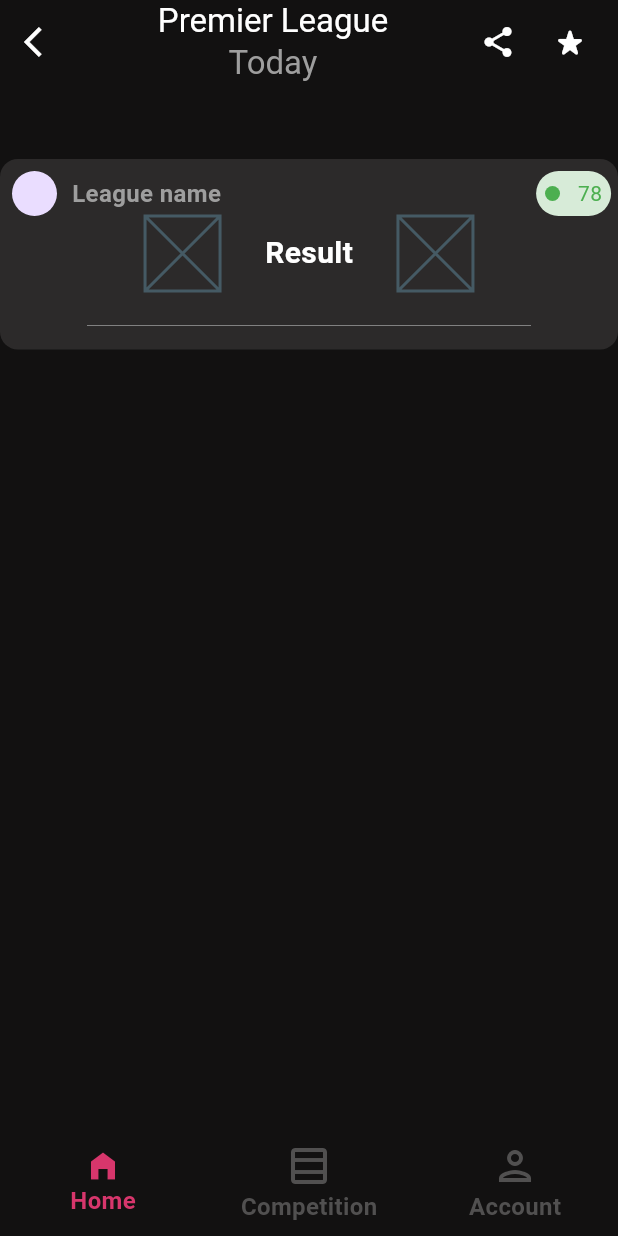
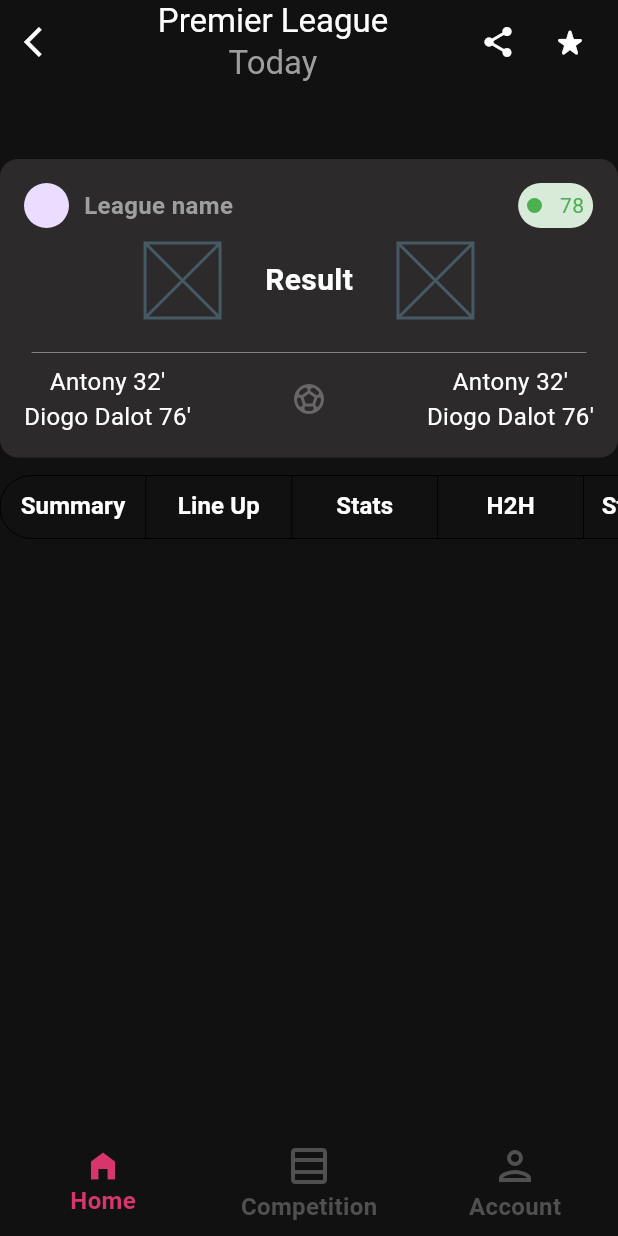
Before and after one commit to kubaolszewski/score_live, a Flutter app: the MatchDetails screen opened by its route, on a phone screen of 412 x 824 dp. Run offline on Flutter 3.47's test engine with Material 2 defaults, Android fonts, the phone set to English and light mode, and no system bars; our stand-ins replace firebase_auth, firebase_core, flutter_bloc, flutter_modular; accounts and stored records are empty.

Commit message:
Create list of buttons to switch between details options

```diff
--- a/lib/app/features/account/account.dart
+++ b/lib/app/features/account/account.dart
@@ -1,5 +1,5 @@
 import 'package:flutter/material.dart';
-import 'package:score_live/app/custom_widgets/custom_app_bars.dart';
+import 'package:score_live/app/custom_widgets/custom_app_bar.dart';
 
 class AccountPage extends StatelessWidget {
   const AccountPage({
--- a/lib/app/features/competiton/competition.dart
+++ b/lib/app/features/competiton/competition.dart
@@ -1,5 +1,5 @@
 import 'package:flutter/material.dart';
-import 'package:score_live/app/custom_widgets/custom_app_bars.dart';
+import 'package:score_live/app/custom_widgets/custom_app_bar.dart';
 
 class CompetitionPage extends StatelessWidget {
   const CompetitionPage({
--- a/lib/app/features/home/home.dart
+++ b/lib/app/features/home/home.dart
@@ -1,5 +1,5 @@
 import 'package:flutter/material.dart';
-import 'package:score_live/app/custom_widgets/custom_app_bars.dart';
+import 'package:score_live/app/custom_widgets/custom_app_bar.dart';
 import 'package:score_live/app/custom_widgets/live_match_tile.dart';
 import 'package:score_live/app/custom_widgets/wide_match_tile.dart';
 
--- a/lib/app/features/home/match_details.dart
+++ b/lib/app/features/home/match_details.dart
@@ -1,10 +1,19 @@
 import 'package:flutter/material.dart';
-import 'package:score_live/app/custom_widgets/custom_app_bars.dart';
+import 'package:score_live/app/custom_widgets/custom_app_bar.dart';
 
-class MatchDetails extends StatelessWidget {
+class MatchDetails extends StatefulWidget {
   const MatchDetails({super.key});
 
+  @override
+  State<MatchDetails> createState() => _MatchDetailsState();
+}
+
+enum Options { summary, lineUp, stats, h2H, standings }
+
+class _MatchDetailsState extends State<MatchDetails> {
   final _detailsTitle = const DetailsTitle();
+  Options options = Options.summary;
+  Set<Options> allOptions = <Options>{Options.summary};
 
   @override
   Widget build(BuildContext context) {
@@ -16,23 +25,12 @@ class MatchDetails extends StatelessWidget {
             onPressed: () {
               Navigator.of(context).pop();
             },
-            icon: const Icon(
-              Icons.arrow_back_ios,
-              color: Colors.white,
-            )),
+            icon: const Icon(Icons.arrow_back_ios, color: Colors.white)),
         actions: [
-          IconButton(
-              onPressed: () {},
-              icon: const Icon(
-                Icons.share,
-                color: Colors.white,
-              )),
+          IconButton(onPressed: () {}, icon: const Icon(Icons.share, color: Colors.white)),
           IconButton(
             onPressed: () {},
-            icon: const Icon(
-              Icons.star_rate_rounded,
-              color: Colors.white,
-            ),
+            icon: const Icon(Icons.star_rate_rounded, color: Colors.white),
           ),
         ],
       ),
@@ -46,7 +44,7 @@ class MatchDetails extends StatelessWidget {
                 borderRadius: BorderRadius.circular(12),
               ),
               child: Padding(
-                padding: const EdgeInsets.all(8.0),
+                padding: const EdgeInsets.all(16.0),
                 child: Column(
                   mainAxisAlignment: MainAxisAlignment.spaceAround,
                   children: [
@@ -60,15 +58,11 @@ class MatchDetails extends StatelessWidget {
                             SizedBox(width: 10),
                             Text(
                               'League name',
-                              style: TextStyle(
-                                color: Colors.grey,
-                                fontSize: 16,
-                                fontWeight: FontWeight.bold,
-                              ),
+                              style: TextStyle(color: Colors.grey, fontSize: 16, fontWeight: FontWeight.bold),
                             )
                           ],
                         ),
-                        const SizedBox(width: 210),
+                        const SizedBox(width: 190),
                         Container(
                           height: 30,
                           width: 50,
@@ -92,6 +86,7 @@ class MatchDetails extends StatelessWidget {
                         ),
                       ],
                     ),
+                    const SizedBox(height: 10),
                     const Row(
                       mainAxisAlignment: MainAxisAlignment.center,
                       children: [
@@ -109,18 +104,110 @@ class MatchDetails extends StatelessWidget {
                           ),
                         ),
                         SizedBox(width: 30),
-                        Placeholder(
-                          fallbackHeight: 50,
-                          fallbackWidth: 50,
-                        ),
+                        Placeholder(fallbackHeight: 50, fallbackWidth: 50),
                       ],
                     ),
                     const SizedBox(height: 15),
-                    const Divider(
-                      color: Colors.grey,
-                      thickness: 0.5,
-                      indent: 50.0,
-                      endIndent: 50.0,
+                    const Divider(color: Colors.grey, thickness: 0.5, indent: 5.0, endIndent: 5.0),
+                    const Row(
+                      mainAxisAlignment: MainAxisAlignment.spaceBetween,
+                      children: [
+                        Column(
+                          children: [
+                            Text(
+                              "Antony 32'",
+                              style: TextStyle(color: Colors.white, fontSize: 16),
+                            ),
+                            Text(
+                              "Diogo Dalot 76'",
+                              style: TextStyle(color: Colors.white, fontSize: 16),
+                            )
+                          ],
+                        ),
+                        Column(
+                          children: [
+                            Icon(
+                              Icons.sports_soccer,
+                              color: Color.fromARGB(255, 104, 102, 102),
+                            )
+                          ],
+                        ),
+                        Column(
+                          children: [
+                            Text(
+                              "Antony 32'",
+                              style: TextStyle(color: Colors.white, fontSize: 16),
+                            ),
+                            Text(
+                              "Diogo Dalot 76'",
+                              style: TextStyle(color: Colors.white, fontSize: 16),
+                            )
+                          ],
+                        )
+                      ],
+                    ),
+                  ],
+                ),
+              ),
+            ),
+            Padding(
+              padding: const EdgeInsets.symmetric(vertical: 8.0),
+              child: SizedBox(
+                height: 50,
+                child: ListView(
+                  scrollDirection: Axis.horizontal,
+                  children: [
+                    SegmentedButton(
+                      showSelectedIcon: false,
+                      style: ButtonStyle(
+                        side: MaterialStateProperty.all<BorderSide>(
+                          const BorderSide(width: 0.0),
+                        ),
+                        backgroundColor: MaterialStateProperty.all<Color>(Colors.transparent),
+                      ),
+                      segments: const <ButtonSegment<Options>>[
+                        ButtonSegment(
+                          value: Options.summary,
+                          label: Text(
+                            'Summary',
+                            style: TextStyle(color: Colors.white, fontSize: 16, fontWeight: FontWeight.bold),
+                          ),
+                        ),
+                        ButtonSegment(
+                          value: Options.lineUp,
+                          label: Text(
+                            'Line Up',
+                            style: TextStyle(color: Colors.white, fontSize: 16, fontWeight: FontWeight.bold),
+                          ),
+                        ),
+                        ButtonSegment(
+                          value: Options.stats,
+                          label: Text(
+                            'Stats',
+                            style: TextStyle(color: Colors.white, fontSize: 16, fontWeight: FontWeight.bold),
+                          ),
+                        ),
+                        ButtonSegment(
+                          value: Options.h2H,
+                          label: Text(
+                            'H2H',
+                            style: TextStyle(color: Colors.white, fontSize: 16, fontWeight: FontWeight.bold),
+                          ),
+                        ),
+                        ButtonSegment(
+                          value: Options.standings,
+                          label: Text(
+                            'Standings',
+                            style: TextStyle(color: Colors.white, fontSize: 16, fontWeight: FontWeight.bold),
+                          ),
+                        ),
+                      ],
+                      selected: allOptions,
+                      onSelectionChanged: (Set<Options> selectedOption) {
+                        setState(() {
+                          allOptions = selectedOption;
+                        });
+                      },
                     ),
                   ],
                 ),
```
Also changed, not shown: lib/app/custom_widgets/custom_app_bar.dart (renamed from lib/app/custom_widgets/custom_app_bars.dart).
